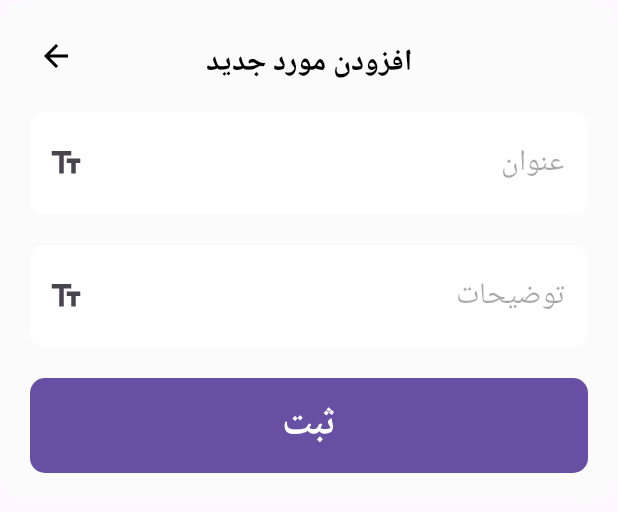
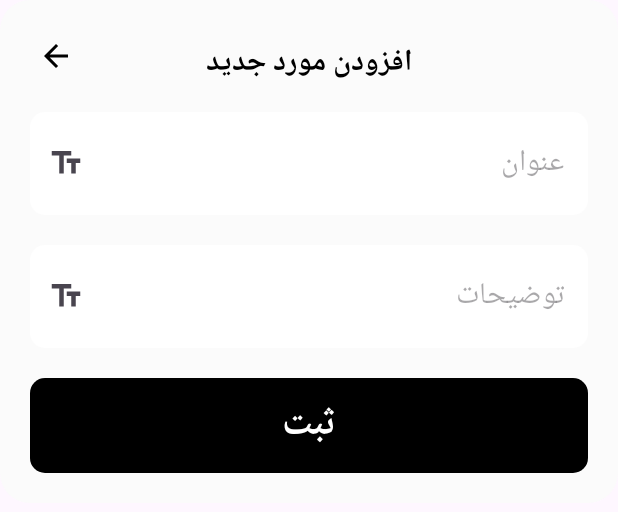
Before and after one commit to reyhaneh8328/BodybuildingProgram, an Android app: the layout dialog_textplan_add.xml on its own in the app's theme, with its tools: preview values and no code run, on a phone screen of 412 x 824 dp. Shown: the top 512 px of the screen. Run offline under Robolectric (Android 15) with nearby library versions, the phone set to English and light mode, and no system bars.

Commit message:
change color button to black

```diff
--- a/app/src/main/res/drawable/shape_button03.xml
+++ b/app/src/main/res/drawable/shape_button03.xml
@@ -2,7 +2,7 @@
 <shape xmlns:android="http://schemas.android.com/apk/res/android"
     android:shape="rectangle">
 
-    <solid android:color="@color/black"/>
     <corners android:radius="10dp"/>
+</shape>
 
-</shape>
+<!--<solid android:color="@color/black"/>-->
--- a/app/src/main/res/layout/dialog_textplan_add.xml
+++ b/app/src/main/res/layout/dialog_textplan_add.xml
@@ -66,6 +66,7 @@
         android:layout_below="@id/descriptionTil"
         android:layout_marginTop="20dp"
         android:background="@drawable/shape_button03"
+        app:backgroundTint="@color/black"
         android:text="ثبت"
         android:textSize="25sp"
         android:textStyle="bold"/>
```
